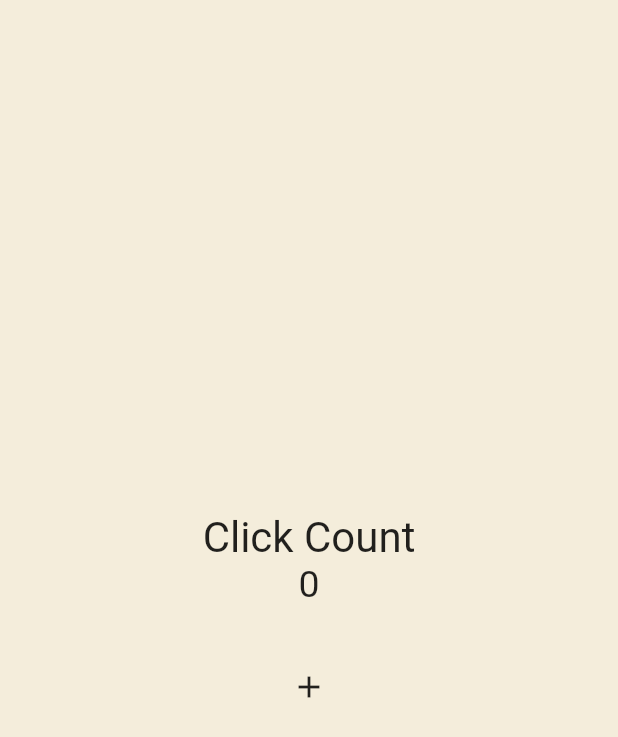
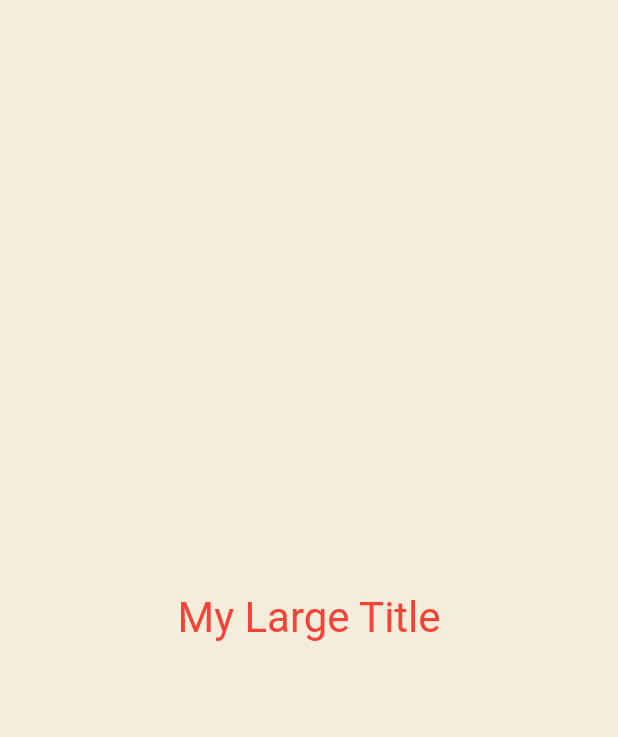
Before and after one commit to aprochoi/flutter_prac, a Flutter app: the screen it shows after launch, on a phone screen of 412 x 824 dp. Shown: the top 737 px of the screen. Run offline on Flutter 3.47's test engine with Material 2 defaults, Android fonts, the light colour scheme and no system bars; our stand-ins replace bloc, cloud_firestore, firebase_core, flutter_bloc, flutter_spinkit, flutter_svg and 8 more; missing offline and left inert: dart:html; accounts and stored records are empty.

```diff
--- a/stateful_widget_test/lib/main.dart
+++ b/stateful_widget_test/lib/main.dart
@@ -12,46 +12,50 @@ class MyApp extends StatefulWidget {
 }
 
 class _MyAppState extends State<MyApp> {
-  int counter = 0;
+  List<int> numbers = [];
 
   void onClick() {
     setState(() {
-      counter++;
+      numbers.add(numbers.length);
     });
   }
 
   @override
   Widget build(BuildContext context) {
     return MaterialApp(
+      theme: ThemeData(
+        textTheme: const TextTheme(
+          titleLarge: TextStyle(
+            color: Colors.red,
+          ),
+        ),
+      ),
       home: Scaffold(
         backgroundColor: const Color(0xFFF4EDDB),
         body: Center(
           child: Column(
             mainAxisAlignment: MainAxisAlignment.center,
-            children: [
-              const Text(
-                'Click Count',
-                style: TextStyle(
-                  fontSize: 28,
-                ),
-              ),
-              Text(
-                '$counter',
-                style: const TextStyle(
-                  fontSize: 25,
-                ),
-              ),
-              const SizedBox(
-                height: 30,
-              ),
-              IconButton(
-                onPressed: onClick,
-                icon: const Icon(Icons.add),
-              ),
-            ],
+            children: const [MyLargeTitle()],
           ),
         ),
       ),
     );
   }
 }
+
+class MyLargeTitle extends StatelessWidget {
+  const MyLargeTitle({
+    Key? key,
+  }) : super(key: key);
+
+  @override
+  Widget build(BuildContext context) {
+    return Text(
+      'My Large Title',
+      style: TextStyle(
+        fontSize: 28,
+        color: Theme.of(context).textTheme.titleLarge?.color,
+      ),
+    );
+  }
+}
```
